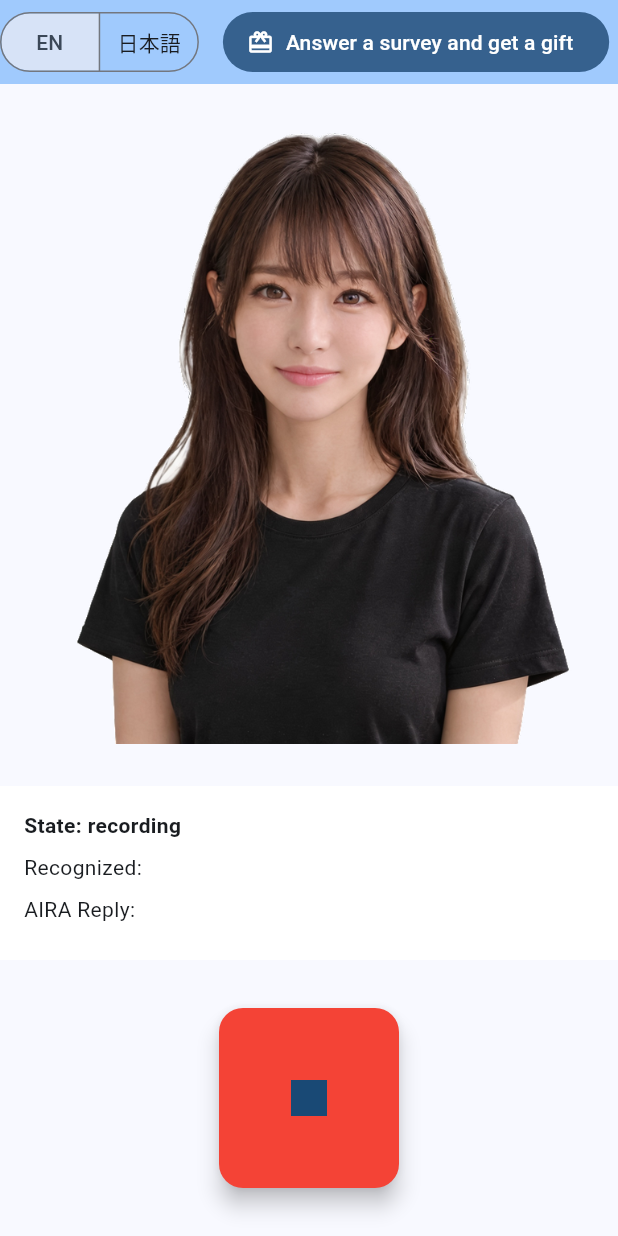
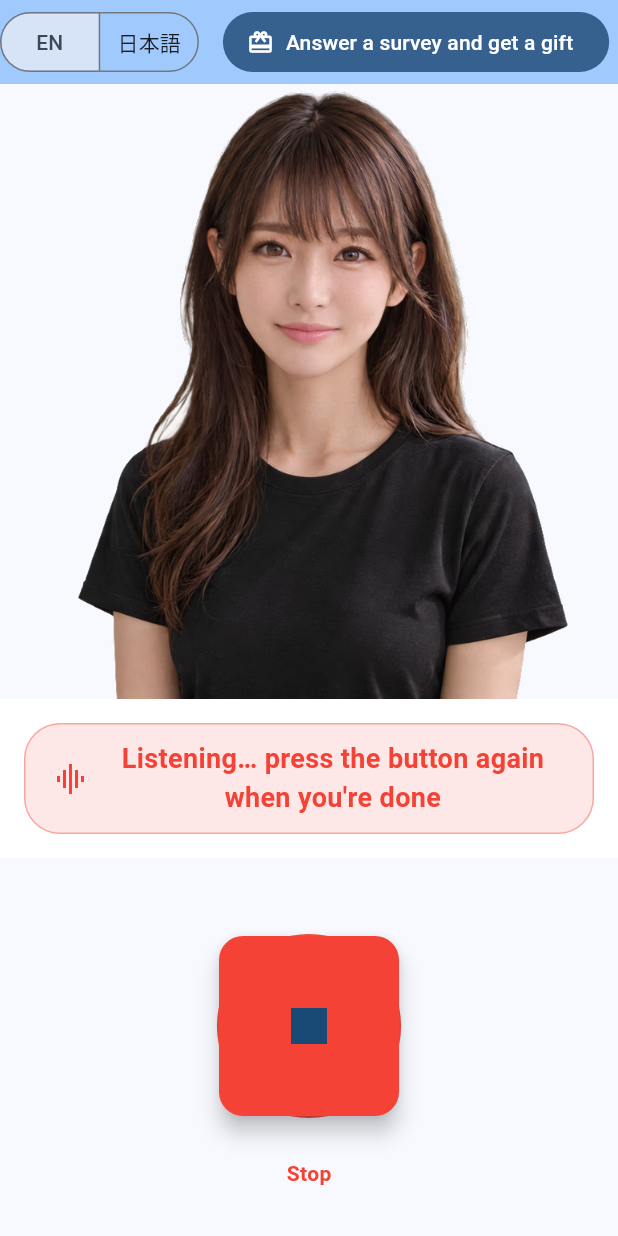
Before and after one commit to yumoto54/aira-tablet-app, a Flutter app: the screen it shows after launch, after a tap on the "mic" icon, on a phone screen of 412 x 824 dp. Run offline on Flutter 3.47's test engine with Material 3 defaults, Android fonts, the phone set to English and light mode, and no system bars; our stand-ins replace just_audio, speech_to_text.

Commit message:
Make mic press/listen/send/speak states visually clear
The main screen previously showed a raw "State: idle" debug label with
no visual distinction between recording, sending, and speaking. Users
pressing the mic couldn't easily tell when it was safe to stop talking
or that their message had actually been sent.

- Status badge above the mic shows an icon + colored label per state
  (idle/listening/sending/speaking), using new localized strings
- Mic button itself changes color and icon per state: red + pulsing
  ring while listening, spinner while sending, green while speaking
- Recognized speech and AIRA's reply are shown as chat-style bubbles
  instead of raw "Recognized: ..." / "AIRA Reply: ..." debug text

Co-Authored-By: Claude Sonnet 5 <noreply@anthropic.com>
Claude-Session: https://claude.ai/code/session_01KDJomFWUvexM9nVsYX8nEY

```diff
--- a/lib/l10n/app_strings.dart
+++ b/lib/l10n/app_strings.dart
@@ -28,6 +28,22 @@ abstract class AppStrings {
   /// マイクで聞き取れなかった(無音/認識失敗)ときに、AIRAが声で聞き返す一言。
   /// 画面上のエラー表示だけだと気づかれにくいため、音声でも案内する。
   String get voiceRetryPrompt;
+
+  // --- メイン画面の状態表示 ---
+  // マイクを「押す→聞いている→送信→AIRAが話す」の流れが一目でわかるように、
+  // AppStateごとに短いラベルを出す。
+
+  /// 何も操作していない(押せる)状態
+  String get mainStatusIdle;
+
+  /// マイクが音声を聞き取っている状態
+  String get mainStatusListening;
+
+  /// 聞き取り終了〜AIRAの返答が届くまで(サーバーに送信中)
+  String get mainStatusSending;
+
+  /// AIRAが声で返答している状態
+  String get mainStatusSpeaking;
 
   // --- ウィザード共通 ---
 
@@ -122,6 +138,18 @@ class _JaStrings extends AppStrings {
 
   @override
   String get voiceRetryPrompt => 'ごめんなさい、うまく聞き取れませんでした。もう一度、ゆっくりお話しいただけますか？';
+
+  @override
+  String get mainStatusIdle => 'マイクのボタンを押して、話しかけてください';
+
+  @override
+  String get mainStatusListening => '聞いています…話し終わったらボタンをもう一度押してください';
+
+  @override
+  String get mainStatusSending => '送信しました。AIRAが考えています…';
+
+  @override
+  String get mainStatusSpeaking => 'AIRAが話しています';
 
   @override
   String get surveyTitle => 'アンケート';
@@ -267,6 +295,19 @@ class _EnStrings extends AppStrings {
       "Sorry, I didn't catch that. Could you try again, a little more slowly?";
 
   @override
+  String get mainStatusIdle => 'Press the microphone button to start talking';
+
+  @override
+  String get mainStatusListening =>
+      "Listening… press the button again when you're done";
+
+  @override
+  String get mainStatusSending => 'Sent! AIRA is thinking…';
+
+  @override
+  String get mainStatusSpeaking => 'AIRA is speaking';
+
+  @override
   String get surveyTitle => 'Survey';
 
   @override
--- a/lib/main.dart
+++ b/lib/main.dart
@@ -67,7 +67,8 @@ class AiraHomePage extends StatefulWidget {
   State<AiraHomePage> createState() => _AiraHomePageState();
 }
 
-class _AiraHomePageState extends State<AiraHomePage> {
+class _AiraHomePageState extends State<AiraHomePage>
+    with SingleTickerProviderStateMixin {
   /// 何回会話が成立したらアンケートに口頭で誘うか
   static const int _turnsBeforeSurveyInvite = 3;
 
@@ -84,6 +85,11 @@ class _AiraHomePageState extends State<AiraHomePage> {
 
   bool _speechAvailable = false;
   Timer? _mouthCueTimer;
+
+  /// マイクボタンの「聞いています」リングを脈打たせるためのアニメーション。
+  /// 録音中かどうかに関わらず回し続け、表示側(AnimatedBuilder)で
+  /// 録音中だけリングを見せる。開始/停止の分岐を持たない分、単純にしている。
+  late final AnimationController _pulseController;
 
   // まばたき: 一定間隔でランダムに目を閉じる。喋っているかどうかに関わらず動く。
   bool _eyesOpen = true;
@@ -114,6 +120,10 @@ class _AiraHomePageState extends State<AiraHomePage> {
   @override
   void initState() {
     super.initState();
+    _pulseController = AnimationController(
+      vsync: this,
+      duration: const Duration(milliseconds: 900),
+    )..repeat(reverse: true);
     _initSpeech();
     _scheduleNextBlink();
     _scheduleAttractTimer();
@@ -167,6 +177,7 @@ class _AiraHomePageState extends State<AiraHomePage> {
     _mouthCueTimer?.cancel();
     _blinkTimer?.cancel();
     _attractTimer?.cancel();
+    _pulseController.dispose();
     _audioPlayer.dispose();
     super.dispose();
   }
@@ -541,6 +552,156 @@ class _AiraHomePageState extends State<AiraHomePage> {
     }
   }
 
+  /// 状態ごとのアイコン・ラベル・色。見た瞬間に「いまどの段階か」が
+  /// わかるように、マイクボタンと状態バッジの両方でこの3点セットを使う。
+  (IconData, String, Color) _statusVisual(AppState state) {
+    return switch (state) {
+      AppState.idle => (Icons.mic_none, _strings.mainStatusIdle, Colors.blueGrey),
+      AppState.recording => (Icons.graphic_eq, _strings.mainStatusListening, Colors.red),
+      AppState.sending => (Icons.hourglass_top, _strings.mainStatusSending, Colors.orange),
+      AppState.speaking => (Icons.volume_up, _strings.mainStatusSpeaking, Colors.green),
+    };
+  }
+
+  Widget _buildStatusBadge() {
+    final (icon, label, color) = _statusVisual(_state);
+    return AnimatedContainer(
+      duration: const Duration(milliseconds: 200),
+      padding: const EdgeInsets.symmetric(vertical: 10, horizontal: 18),
+      decoration: BoxDecoration(
+        color: color.withOpacity(0.12),
+        borderRadius: BorderRadius.circular(24),
+        border: Border.all(color: color.withOpacity(0.4)),
+      ),
+      child: Row(
+        mainAxisSize: MainAxisSize.min,
+        children: [
+          Icon(icon, color: color),
+          const SizedBox(width: 8),
+          Flexible(
+            child: Text(
+              label,
+              textAlign: TextAlign.center,
+              style: TextStyle(
+                color: color,
+                fontWeight: FontWeight.bold,
+                fontSize: 18,
+              ),
+            ),
+          ),
+        ],
+      ),
+    );
+  }
+
+  Widget _buildTranscriptBubble({
+    required IconData icon,
+    required String text,
+    required bool alignRight,
+  }) {
+    final bubble = Container(
+      constraints: const BoxConstraints(maxWidth: 520),
+      padding: const EdgeInsets.symmetric(horizontal: 14, vertical: 10),
+      decoration: BoxDecoration(
+        color: alignRight ? Colors.blue[50] : Colors.grey[100],
+        borderRadius: BorderRadius.circular(16),
+      ),
+      child: Row(
+        mainAxisSize: MainAxisSize.min,
+        crossAxisAlignment: CrossAxisAlignment.start,
+        children: [
+          Icon(icon, size: 18, color: Colors.black54),
+          const SizedBox(width: 8),
+          Flexible(child: Text(text)),
+        ],
+      ),
+    );
+    return Row(
+      mainAxisAlignment:
+          alignRight ? MainAxisAlignment.end : MainAxisAlignment.start,
+      children: [bubble],
+    );
+  }
+
+  /// マイクボタン本体。「押す→聞いている(赤く脈打つ)→送信中(スピナー)→
+  /// AIRAが話す(緑)」が一目でわかるよう、状態ごとに見た目をはっきり変える。
+  Widget _buildMicButton() {
+    final (_, label, color) = _statusVisual(_state);
+    final tappable = _state == AppState.idle || _state == AppState.recording;
+
+    return Column(
+      mainAxisSize: MainAxisSize.min,
+      children: [
+        SizedBox(
+          width: 160,
+          height: 160,
+          child: Stack(
+            alignment: Alignment.center,
+            children: [
+              // 録音中だけ、ボタンの外周に脈打つリングを表示して
+              // 「いま聞き取っている」ことを強調する。
+              if (_state == AppState.recording)
+                AnimatedBuilder(
+                  animation: _pulseController,
+                  builder: (context, child) {
+                    final scale = 1.0 + (_pulseController.value * 0.35);
+                    final opacity = 1.0 - _pulseController.value;
+                    return Transform.scale(
+                      scale: scale,
+                      child: Opacity(
+                        opacity: opacity.clamp(0.0, 1.0),
+                        child: Container(
+                          width: 120,
+                          height: 120,
+                          decoration: const BoxDecoration(
+                            shape: BoxShape.circle,
+                            color: Colors.red,
+                          ),
+                        ),
+                      ),
+                    );
+                  },
+                ),
+              SizedBox(
+                width: 120,
+                height: 120,
+                child: FloatingActionButton(
+                  onPressed: tappable ? _toggleRecording : null,
+                  backgroundColor: color,
+                  child: _state == AppState.sending
+                      ? const SizedBox(
+                          width: 36,
+                          height: 36,
+                          child: CircularProgressIndicator(
+                            color: Colors.white,
+                            strokeWidth: 3,
+                          ),
+                        )
+                      : Icon(
+                          _state == AppState.recording
+                              ? Icons.stop
+                              : _state == AppState.speaking
+                                  ? Icons.volume_up
+                                  : Icons.mic,
+                          size: 48,
+                        ),
+                ),
+              ),
+            ],
+          ),
+        ),
+        const SizedBox(height: 8),
+        Text(
+          _state == AppState.recording ? _strings.voiceStop : label,
+          style: TextStyle(
+            color: color,
+            fontWeight: FontWeight.bold,
+          ),
+        ),
+      ],
+    );
+  }
+
   @override
   Widget build(BuildContext context) {
     return Scaffold(
@@ -600,17 +761,27 @@ class _AiraHomePageState extends State<AiraHomePage> {
               crossAxisAlignment: CrossAxisAlignment.stretch,
               mainAxisSize: MainAxisSize.min,
               children: [
-                Text(
-                  'State: ${_state.name}',
-                  style: const TextStyle(fontWeight: FontWeight.bold),
+                Center(child: _buildStatusBadge()),
+                if (_recognizedText.isNotEmpty) ...[
+                  const SizedBox(height: 12),
+                  _buildTranscriptBubble(
+                    icon: Icons.person,
+                    text: _recognizedText,
+                    alignRight: true,
                   ),
+                ],
+                if (_airaReplyText.isNotEmpty) ...[
                   const SizedBox(height: 8),
-                Text('Recognized: $_recognizedText'),
-                const SizedBox(height: 8),
-                Text('AIRA Reply: $_airaReplyText'),
-                const SizedBox(height: 8),
+                  _buildTranscriptBubble(
+                    icon: Icons.smart_toy,
+                    text: _airaReplyText,
+                    alignRight: false,
+                  ),
+                ],
                 if (_errorMessage.isNotEmpty)
-                  Container(
+                  Padding(
+                    padding: const EdgeInsets.only(top: 8),
+                    child: Container(
                       padding: const EdgeInsets.all(8),
                       color: Colors.red[100],
                       child: Text(
@@ -618,26 +789,13 @@ class _AiraHomePageState extends State<AiraHomePage> {
                         style: const TextStyle(color: Colors.red),
                       ),
                     ),
+                  ),
               ],
             ),
           ),
           Padding(
             padding: const EdgeInsets.all(32),
-            child: SizedBox(
-              width: 120,
-              height: 120,
-              child: FloatingActionButton(
-                onPressed: _state == AppState.idle || _state == AppState.recording
-                    ? _toggleRecording
-                    : null,
-                backgroundColor:
-                    _state == AppState.recording ? Colors.red : Colors.blue,
-                child: Icon(
-                  _state == AppState.recording ? Icons.stop : Icons.mic,
-                  size: 48,
-                ),
-              ),
-            ),
+            child: _buildMicButton(),
           ),
         ],
       ),
```
Lines whose indentation alone changed are shown as unchanged.
